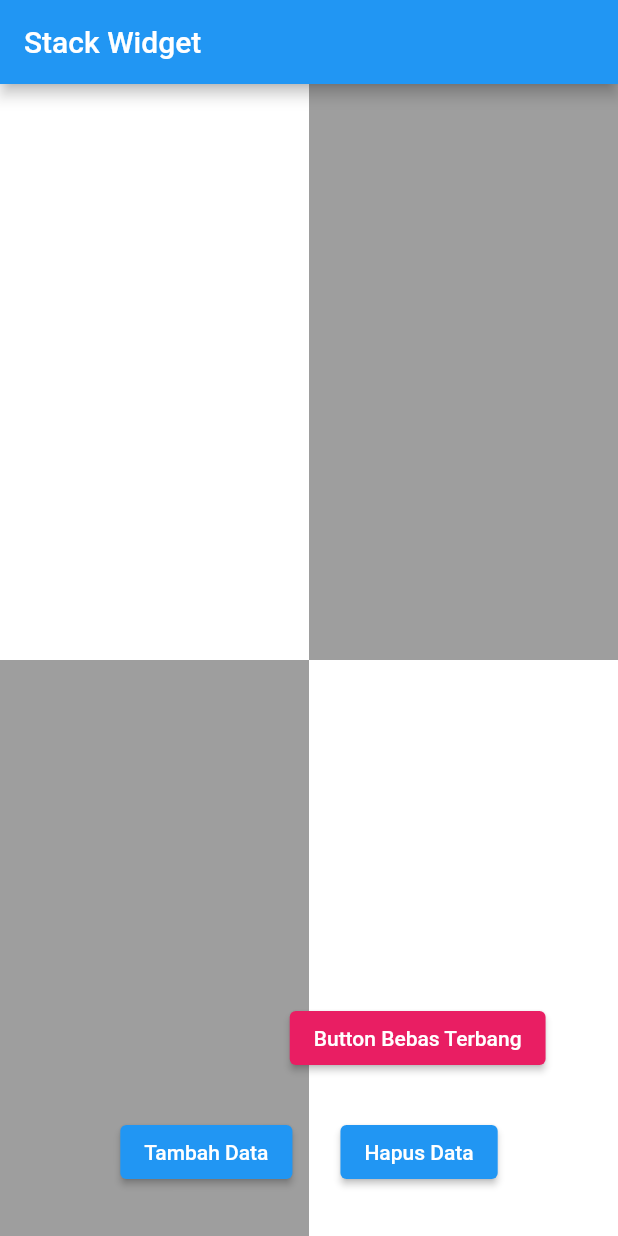
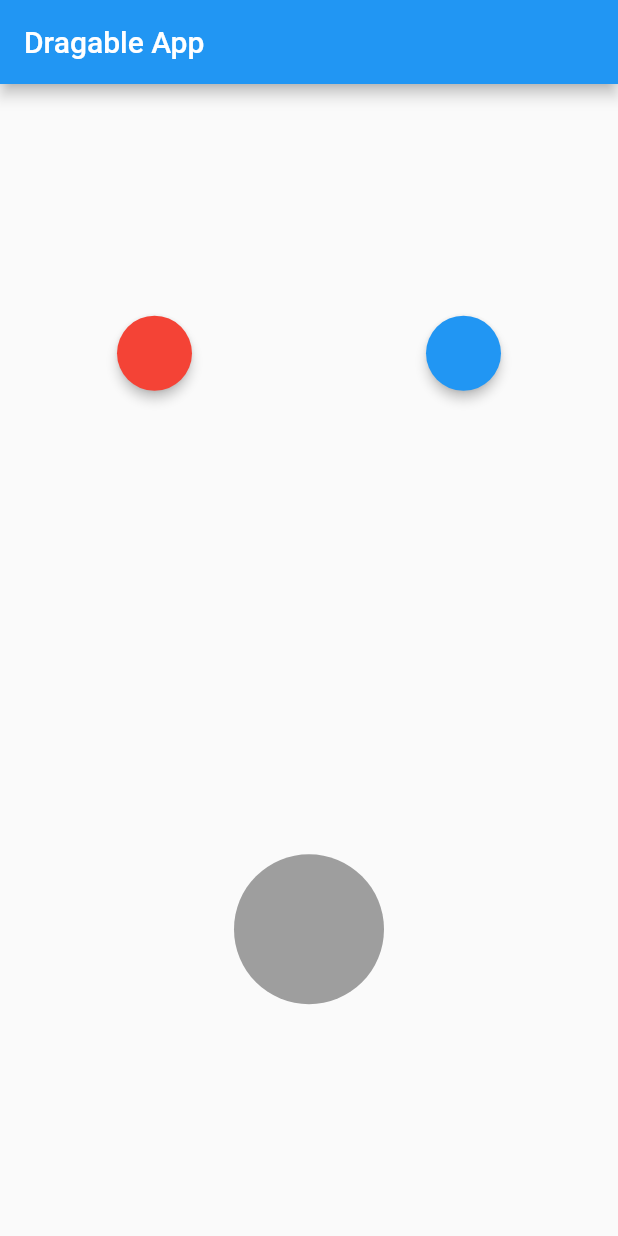
Before and after one commit to raihanromzi/flutter-lab, a Flutter app: the screen it shows after launch, on a phone screen of 412 x 824 dp. Run offline on Flutter 3.47's test engine with Material 2 defaults, Android fonts, the phone set to English and light mode, and no system bars.

Commit message:
dragable dragtarget

```diff
--- a/lib/main.dart
+++ b/lib/main.dart
@@ -1,5 +1,5 @@
 import 'package:flutter/material.dart';
-import 'pages/stack.dart';
+import 'pages/dragable_dragtable_sizedbox_material.dart';
 
 void main() {
   runApp(const MyApp());
@@ -11,7 +11,7 @@ class MyApp extends StatelessWidget {
   @override
   Widget build(BuildContext context) {
     return const MaterialApp(
-      home: StackWidget(),
+      home: DragableApp(),
     );
   }
 }
--- /dev/null
+++ b/lib/pages/dragable_dragtable_sizedbox_material.dart
@@ -0,0 +1,136 @@
+import 'package:flutter/material.dart';
+
+class DragableApp extends StatefulWidget {
+  const DragableApp({Key? key}) : super(key: key);
+
+  @override
+  State<DragableApp> createState() => _DragableAppState();
+}
+
+class _DragableAppState extends State<DragableApp> {
+  Color color1 = Colors.red;
+  Color color2 = Colors.blue;
+  Color? targetColor;
+  bool isAccepted = false;
+
+  @override
+  Widget build(BuildContext context) {
+    return MaterialApp(
+      home: Scaffold(
+        appBar: AppBar(
+          title: Text('Dragable App'),
+        ),
+        body: Column(
+          mainAxisAlignment: MainAxisAlignment.spaceAround,
+          children: <Widget>[
+            Row(
+              mainAxisAlignment: MainAxisAlignment.spaceAround,
+              children: <Widget>[
+                // Membawa tipe data ketika di drag
+                Draggable<Color>(
+                  data: color1,
+                  // Membuat lingkaran
+                  child: SizedBox(
+                    height: 50,
+                    width: 50,
+                    child: Material(
+                      color: color1,
+                      shape: StadiumBorder(),
+                      // Efek shadow
+                      elevation: 3,
+                    ),
+                  ),
+                  childWhenDragging: SizedBox(
+                    height: 50,
+                    width: 50,
+                    child: Material(
+                      color: color1.withOpacity(0.5),
+                      shape: StadiumBorder(),
+                      // Efek shadow
+                      elevation: 0,
+                    ),
+                  ),
+                  // Bentuk ketika di drag
+                  feedback: SizedBox(
+                    height: 50,
+                    width: 50,
+                    child: Material(
+                      color: color1.withOpacity(0.75),
+                      shape: StadiumBorder(),
+                      // Efek shadow
+                      elevation: 3,
+                    ),
+                  ),
+                ),
+                Draggable<Color>(
+                  data: color2,
+                  // Membuat lingkaran
+                  child: SizedBox(
+                    height: 50,
+                    width: 50,
+                    child: Material(
+                      color: color2,
+                      shape: StadiumBorder(),
+                      // Efek shadow
+                      elevation: 3,
+                    ),
+                  ),
+                  childWhenDragging: SizedBox(
+                    height: 50,
+                    width: 50,
+                    child: Material(
+                      color: color2.withOpacity(0.5),
+                      shape: StadiumBorder(),
+                      // Efek shadow
+                      elevation: 0,
+                    ),
+                  ),
+                  // Bentuk ketika di drag
+                  feedback: SizedBox(
+                    height: 50,
+                    width: 50,
+                    child: Material(
+                      color: color1.withOpacity(0.75),
+                      shape: StadiumBorder(),
+                      // Efek shadow
+                      elevation: 3,
+                    ),
+                  ),
+                )
+              ],
+            ),
+            // Tempat ketika kita nge drag
+            DragTarget<Color>(
+              onWillAccept: (color) => true,
+              onAccept: (color) {
+                isAccepted = true;
+                targetColor = color;
+              },
+              builder: (context, candidateData, rejectedData) {
+                if (isAccepted) {
+                  return SizedBox(
+                      height: 100,
+                      width: 100,
+                      child: Material(
+                        color: targetColor,
+                        shape: StadiumBorder(),
+                        // Efek shadow
+                      ));
+                } else {
+                  return SizedBox(
+                      height: 100,
+                      width: 100,
+                      child: Material(
+                        color: Colors.grey,
+                        shape: StadiumBorder(),
+                        // Efek shadow
+                      ));
+                }
+              },
+            )
+          ],
+        ),
+      ),
+    );
+  }
+}
```
Also changed, not shown: lib/pages/image_widget.dart (added, +37 -0 lines), lib/pages/spacer_widget.dart (added, +45 -0 lines).
